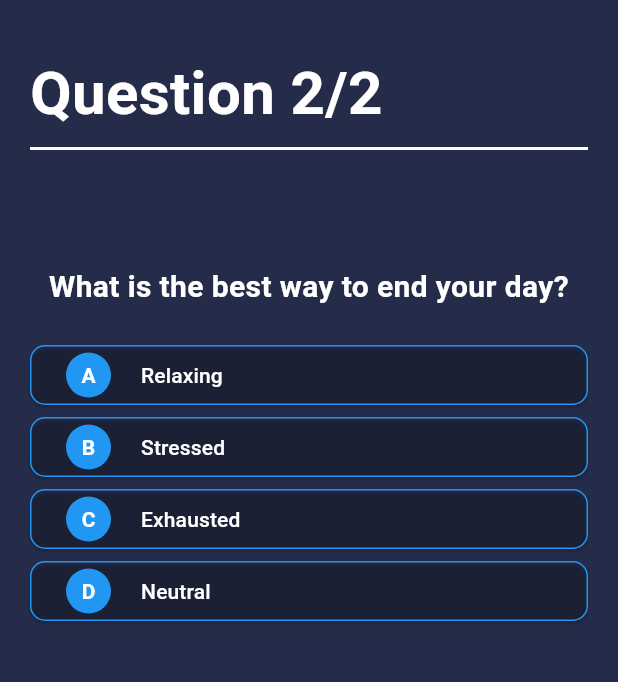
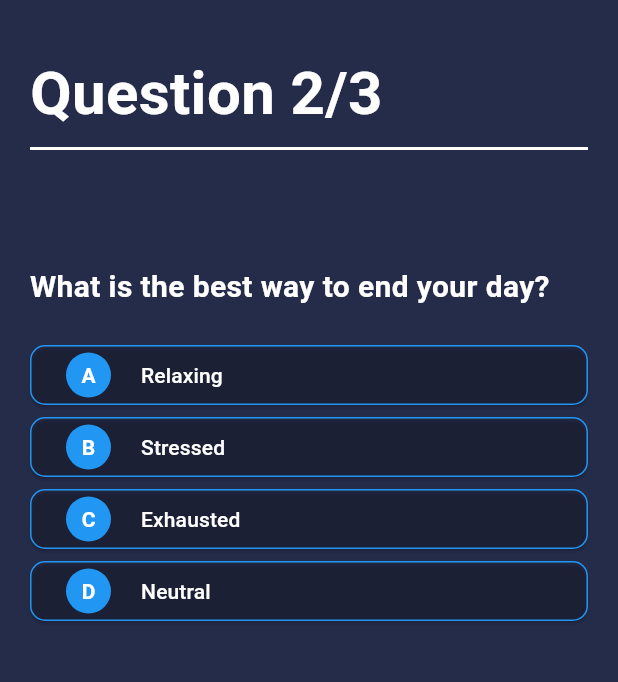
Before and after one commit to lokraj-bist/QuizApp, a Flutter app: the screen it shows after launch, after a tap on an icon or button, on a phone screen of 412 x 824 dp, the part 63-745 px from its top. Run offline on Flutter 3.47's test engine with Material 3 defaults, Android fonts, the phone set to English and light mode, and no system bars.

Commit message:
final one

```diff
--- a/lib/main.dart
+++ b/lib/main.dart
@@ -1,4 +1,5 @@
 import 'package:flutter/material.dart';
+import 'package:quiz_app_complete/splash.dart';
 import 'quiz_screen.dart';
 
 void main() {
@@ -11,7 +12,7 @@ class QuizApp extends StatelessWidget {
     return MaterialApp(
       debugShowCheckedModeBanner: false,
       title: 'Quiz App',
-      home: QuizScreen(),
+      home: Splash(),
     );
   }
 }
--- a/lib/quiz_logic.dart
+++ b/lib/quiz_logic.dart
@@ -21,6 +21,16 @@ class QuizLogic {
         {'option': 'Neutral', 'score': 1},
       ],
     },
+
+    {
+      'question': 'What is the best way to end your day?',
+      'answers': [
+        {'option': 'Relaxing', 'score': 4},
+        {'option': 'Stressed', 'score': 3},
+        {'option': 'Exhausted', 'score': 2},
+        {'option': 'Neutral', 'score': 1},
+      ],
+    },
   ];
 
   bool nextQuestion() => currentQuestion < questions.length;
--- a/lib/quiz_screen.dart
+++ b/lib/quiz_screen.dart
@@ -36,15 +36,16 @@ class _QuizScreenState extends State<QuizScreen> {
       body: Padding(
         padding:  EdgeInsets.all(20.0),
         child: quizLogic.nextQuestion()
-            ? Column(
-                crossAxisAlignment: CrossAxisAlignment.stretch,
+            ? Column(crossAxisAlignment: CrossAxisAlignment.start,
+
                 children: [
                   Text(
                     'Question ${quizLogic.currentQuestion + 1}/${quizLogic.questions.length}',
                     style: TextStyle(
                         fontWeight: FontWeight.bold,
                         color: Colors.white,
-                        fontSize: 40),
+                        fontSize: 40,
+                    ),
                   ),
                   Divider(
                     color: Colors.white,
--- a/lib/splash.dart
+++ b/lib/splash.dart
@@ -0,0 +1,39 @@
+import 'package:flutter/material.dart';
+import 'quiz_screen.dart';
+class Splash extends StatelessWidget {
+  @override
+  Widget build(BuildContext context) {
+
+    Future.delayed(Duration(seconds: 5), () {
+      Navigator.pushReplacement(
+        context,
+        MaterialPageRoute(builder: (context) => QuizScreen()),
+      );
+    });
+
+    return Scaffold(
+      backgroundColor: Color(0xFF252c4a),
+      body: Center(
+        child: Column(
+          mainAxisAlignment: MainAxisAlignment.center,
+          children: [
+            Icon(
+              Icons.question_answer_outlined,
+              color: Colors.white,
+              size: 100,
+            ),
+            SizedBox(height: 20),
+            Text(
+              'Lets Go',
+              style: TextStyle(
+                fontSize: 30,
+                fontWeight: FontWeight.bold,
+                color: Colors.white,
+              ),
+            ),
+          ],
+        ),
+      ),
+    );
+  }
+}
```
